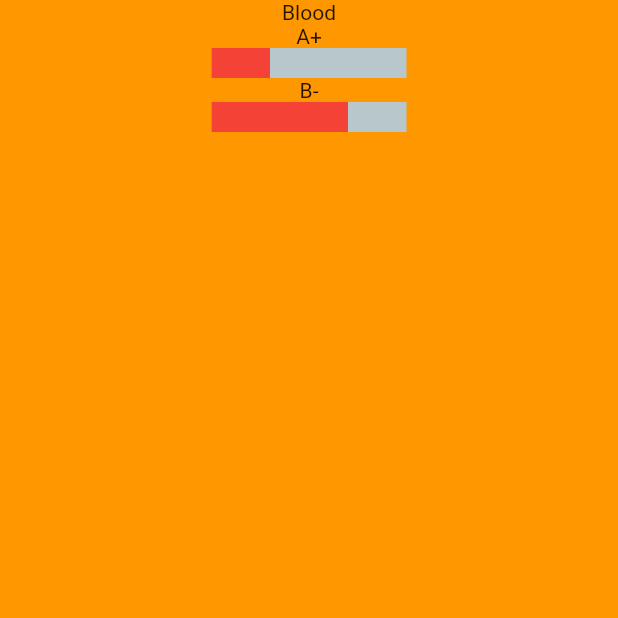
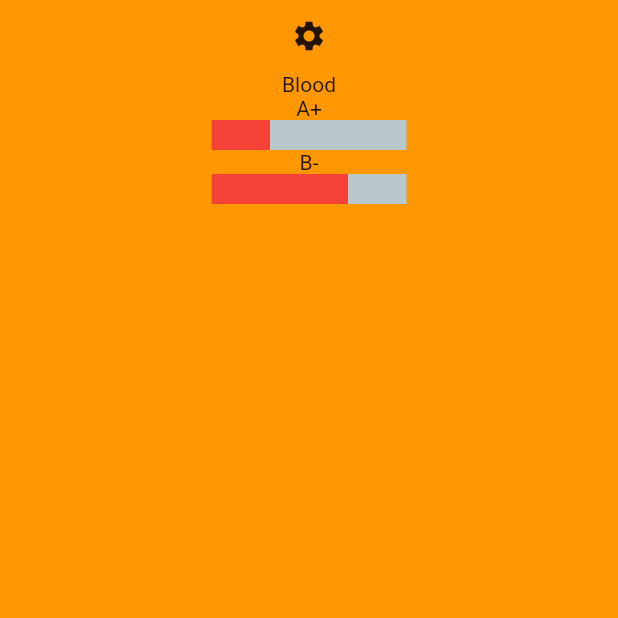
Before and after one commit to devwerewolf/monstr_app, a Flutter app: the SurvivalPage screen opened by its route, on a phone screen of 412 x 824 dp, the top half of it. Run offline on Flutter 3.47's test engine with Material 2 defaults, Android fonts, the phone set to English and light mode, and no system bars; drawn by our look-alikes of percent_indicator; our stand-ins replace bloc, flutter_bloc.

Commit message:
Settings page almost works!

```diff
--- /dev/null
+++ b/lib/design/settings_button.dart
@@ -0,0 +1,25 @@
+import 'package:flutter/material.dart';
+
+class SettingsButton extends StatefulWidget {
+  final String route;
+
+  SettingsButton({this.route});
+
+  @override
+  _SettingsButtonState createState() => _SettingsButtonState();
+}
+
+class _SettingsButtonState extends State<SettingsButton> {
+  void _goToSettings() {
+    String settingsRoute = widget.route + "/settings";
+    Navigator.pushNamed(context, settingsRoute);
+  }
+
+  @override
+  Widget build(BuildContext context) {
+    return IconButton(
+      icon: Icon(Icons.settings),
+      onPressed: _goToSettings,
+    );
+  }
+}
--- a/lib/main.dart
+++ b/lib/main.dart
@@ -9,6 +9,7 @@ import 'package:monstr_app/pages/cosmos_page.dart';
 import 'package:monstr_app/pages/home_page.dart';
 import 'package:monstr_app/pages/love_page.dart';
 import 'package:monstr_app/pages/survival_page.dart';
+import 'package:monstr_app/pages/survival_settings_page.dart';
 import 'package:monstr_app/utils/blood_list_utils.dart';
 
 void main() {
@@ -43,6 +44,7 @@ class MyApp extends StatelessWidget {
         '/cosmos': (context) => CosmosPage(),
         '/love': (context) => LovePage(),
         '/survival': (context) => SurvivalPage(),
+        '/survival/settings': (context) => SurvivalSettingsPage(),
       },
       initialRoute: '/',
     );
--- a/lib/pages/survival_page.dart
+++ b/lib/pages/survival_page.dart
@@ -1,14 +1,19 @@
 import 'package:flutter/material.dart';
 import 'package:monstr_app/components/blood_group.dart';
+import 'package:monstr_app/design/settings_button.dart';
 
 class SurvivalPage extends StatelessWidget {
   @override
   Widget build(BuildContext context) {
+    String route = ModalRoute.of(context).settings.name;
+    print(route);
+
     return Scaffold(
       body: Container(
         decoration: BoxDecoration(color: Colors.orange),
         child: Column(
           children: [
+            SettingsButton(route: route,),
             BloodGroup(),
           ],
         ),
```
Also changed, not shown: lib/pages/survival_page/old_survival_page.dart (deleted, +0 -50 lines), lib/pages/survival_settings_page.dart (added, +30 -0 lines), lib/utils/blood_list_utils.dart (+17 -4 lines).
